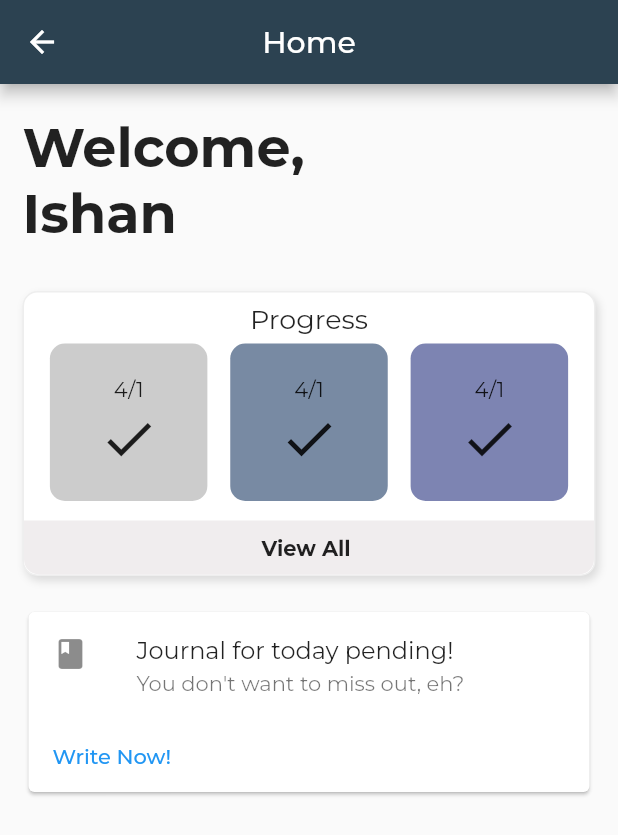
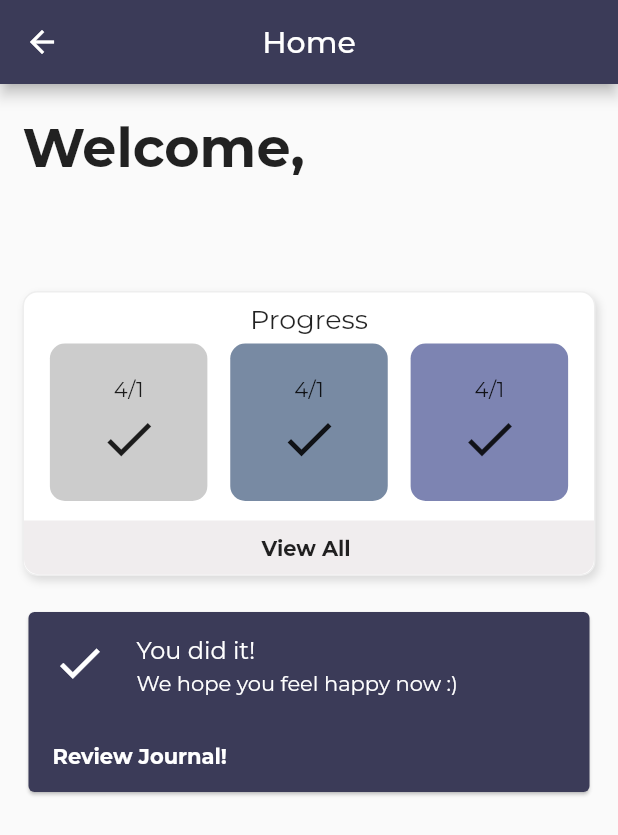
Before and after one commit to Naomi-Ugwuoke/Journal.ly, a Flutter app: the HomePage screen opened directly, on a phone screen of 412 x 824 dp. Shown: the top 835 px of the screen. Run offline on Flutter 3.47's test engine with Material 2 defaults, Android fonts, the phone set to English and light mode, and no system bars; our stand-ins replace cloud_firestore, firebase_auth, firebase_core, google_fonts; accounts and stored records are empty.

Commit message:
redesigned welcome page, used same color theme for settings and homepage, re-did login and registration logic, emailNotVerified widget, +1 new widget

```diff
--- a/lib/Pages/HomePage.dart
+++ b/lib/Pages/HomePage.dart
@@ -1,56 +1,40 @@
 import 'package:flutter/material.dart';
-import 'package:the_bug_chasers/Pages/JournalPage.dart';
+import 'package:the_bug_chasers/Widgets/DailyJournalProgressCard.dart';
+import 'package:the_bug_chasers/Widgets/emailNotVerified.dart';
 import 'package:the_bug_chasers/Widgets/progress_column.dart';
 import 'package:provider/provider.dart';
-import 'package:the_bug_chasers/User/AppState.dart';
+import 'package:the_bug_chasers/User/Profile.dart';
 
 class HomePage extends StatelessWidget {
   const HomePage({Key? key}) : super(key: key);
 
+  final Color _themeColor =const Color(0xff3b3b58);
+
   @override
   Widget build(BuildContext context) {
+    return Consumer<Profile>(
+      builder: (context, Profile profile, child) {
         return Scaffold(
         appBar: AppBar(
           title: const Text('Home'),
           centerTitle: true,
-          backgroundColor: const Color(0xff2c4251),
+          backgroundColor: _themeColor,
           ),
           body: Padding(
             padding: const EdgeInsets.symmetric(horizontal: 15.0, vertical: 20.0),
             child: Column(
               crossAxisAlignment: CrossAxisAlignment.start,
               children: <Widget>[
-            const Text('Welcome, \nIshan', style: TextStyle(fontSize: 36, fontWeight: FontWeight.bold), textAlign: TextAlign.left,),
+                // if(!profile.isVerified) const EmailNotVerified(),
+                Text('Welcome, \n' + profile.userName!, style: const TextStyle(fontSize: 36, fontWeight: FontWeight.bold), textAlign: TextAlign.left,),
                 const SizedBox(height: 30,),
                 const ProgressColumn(),
                 const SizedBox(height: 20,),
-            Card(
-              child: Column(
-                children: <Widget> [
-                  const ListTile(
-                    leading: Icon(Icons.book),
-                    title: Text('Journal for today pending!'),
-                    subtitle: Text('You don\'t want to miss out, eh?')
-                  ),
-                  Padding(
-                    padding: const EdgeInsets.symmetric(horizontal: 8),
-                    child: Row(
-                      children: [
-                        TextButton(
-                          onPressed: () {
-                           final AppState appState = Provider.of<AppState>(context, listen: false);
-                           appState.visiblePageIndex = 1;
-                          //  print(profile.visiblePageIndex);
-                          },
-                          child: const Text('Write Now!'))
-                      ],
-                    ),
-                  )
-                ],
-              ),
-            )
+                DailyJournalProgressCard(themeColor: _themeColor)
               ],
           )),
         );
+      },
+    );
   }
 }
--- a/lib/User/Profile.dart
+++ b/lib/User/Profile.dart
@@ -1,10 +1,14 @@
 import 'package:flutter/material.dart';
 import 'package:provider/provider.dart';
+import 'package:firebase_auth/firebase_auth.dart';
 
 class Profile extends ChangeNotifier {
 
   bool _isAuthenticated = false;
   bool _isVerified = false;
+  String _uid = '';
+  String? name = '';
+  String? _email = '';
 
   bool get isAuthenticated {
     return _isAuthenticated;
@@ -24,6 +28,30 @@ class Profile extends ChangeNotifier {
     notifyListeners();
   }
 
+  String get userId {
+    return _uid;
+  }
+
+  set userId(String userId) {
+    _uid = userId;
+  }
+
+  String? get userEmail {
+    return _email;
+  }
+
+  set userEmail(String? email) {
+    _email = email;
+  }
+
+  String? get userName {
+    return name;
+  }
+
+  set userName(String? userNameInput) {
+    name = userNameInput;
+  }
+
   logout() {
     _isAuthenticated = false;
   }
--- /dev/null
+++ b/lib/Widgets/DailyJournalProgressCard.dart
@@ -0,0 +1,75 @@
+import 'package:flutter/material.dart';
+import 'package:provider/provider.dart';
+import 'package:the_bug_chasers/User/AppState.dart';
+
+
+class DailyJournalProgressCard extends StatelessWidget {
+  const DailyJournalProgressCard({ Key? key, required this.themeColor }) : super(key: key);
+
+  final bool journalEntryMade = true;
+  final Color themeColor;
+
+  final TextStyle textColor = const TextStyle(color: Colors.white);
+
+  Widget entryNotMade(BuildContext context) {
+    return Card(
+      child: Column(
+        children: <Widget> [
+          ListTile(
+            leading: Icon(Icons.book, size: 36, color: themeColor,),
+            title: const Text('Journal for today pending!'),
+            subtitle: const Text('You don\'t want to miss out, eh?')
+          ),
+          Padding(
+            padding: const EdgeInsets.symmetric(horizontal: 8),
+            child: Row(
+              children: [
+                TextButton(
+                  onPressed: () {
+                    final AppState appState = Provider.of<AppState>(context, listen: false);
+                    appState.visiblePageIndex = 1;
+                  //  print(profile.visiblePageIndex);
+                  },
+                  child: Text('Write Now!', style: TextStyle(color: themeColor),))
+              ],
+            ),
+          )
+        ],
+      ),
+    );
+  }
+
+  Widget entryMade(BuildContext context) {
+    return Card(
+      color: themeColor,
+      child: Column(
+        children: <Widget> [
+          ListTile(
+            leading: const Icon(Icons.check, size: 36, color: Colors.white,),
+            title:  Text('You did it!', style: textColor),
+            subtitle: Text('We hope you feel happy now :)', style: textColor,)
+          ),
+          Padding(
+            padding: const EdgeInsets.symmetric(horizontal: 8),
+            child: Row(
+              children: [
+                TextButton(
+                  onPressed: () {
+                    final AppState appState = Provider.of<AppState>(context, listen: false);
+                    appState.visiblePageIndex = 1;
+                  //  print(profile.visiblePageIndex);
+                  },
+                  child: const Text('Review Journal!', style: TextStyle(color: Colors.white, fontWeight: FontWeight.bold),))
+              ],
+            ),
+          )
+        ],
+      ),
+    );
+  }
+
+  @override
+  Widget build(BuildContext context) {
+    return journalEntryMade ? entryMade(context) : entryNotMade(context);
+  }
+}
--- a/pubspec.yaml
+++ b/pubspec.yaml
@@ -66,6 +66,7 @@ flutter:
   # To add assets to your application, add an assets section, like this:
   assets:
     - assets/imgs/home-illustration.png
+    - assets/imgs/home-logo.png
 
   # An image asset can refer to one or more resolution-specific "variants", see
   # https://flutter.dev/assets-and-images/#resolution-aware.
```
Also changed, not shown: lib/Pages/LoginPage.dart (+31 -8 lines), lib/Pages/RegisterPage.dart (+83 -21 lines), lib/Pages/WelcomeScreen.dart (+22 -17 lines), lib/Widgets/UsersMoods.dart (added, +17 -0 lines), lib/Widgets/emailNotVerified.dart (added, +49 -0 lines), assets/imgs/home-logo.png (added), assets/imgs/home-logo.svg (added). Lines whose indentation alone changed are shown as unchanged.
